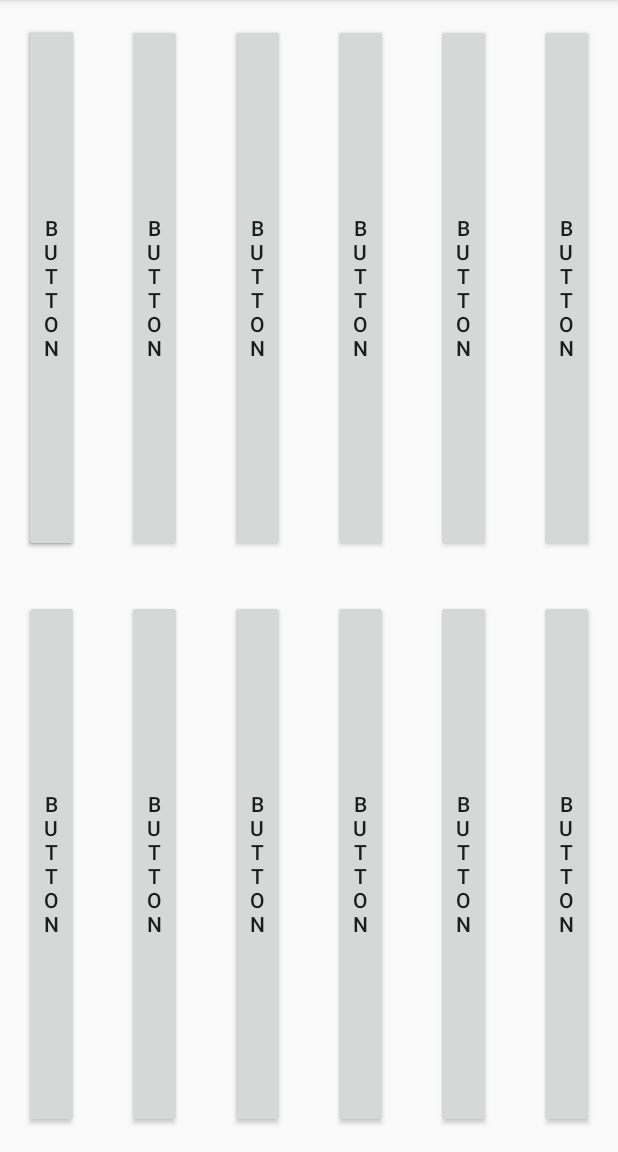
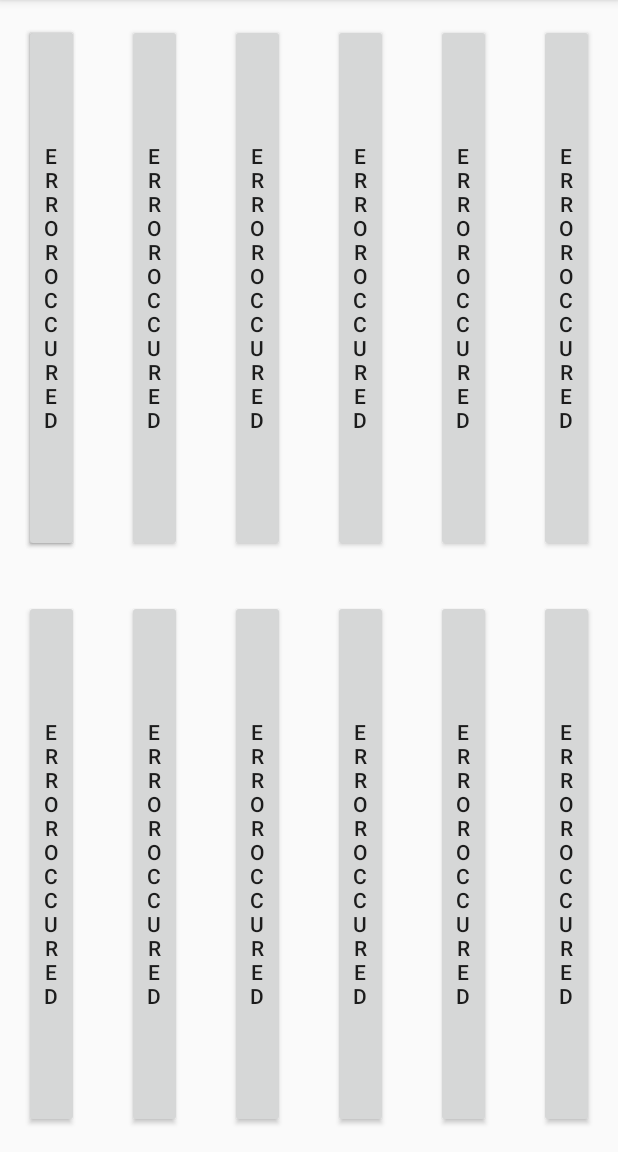
Before and after one commit to Cultiststeve/Blood-Bowl-Playing-Aid, an Android app: the screen it shows after launch (Ingame_Activity), on a phone screen of 412 x 824 dp, the part 84-1236 px from its top. Run offline under Robolectric (Android 15) with nearby library versions, the phone set to English and light mode, and no system bars.

Commit message:
Creates all fragments, filled programaticaly
Issue with params atm

```diff
--- a/app/src/main/java/com/example/bloodbowlplayingaid/Ingame_Activity.java
+++ b/app/src/main/java/com/example/bloodbowlplayingaid/Ingame_Activity.java
@@ -7,13 +7,13 @@ import android.support.v7.app.AppCompatActivity;
 import android.os.Bundle;
 import android.view.View;
 
-import java.lang.reflect.Array;
 import java.util.ArrayList;
 
 public class Ingame_Activity extends AppCompatActivity
     implements PlayerCardFragment.OnFragmentInteractionListener{
 
-    ArrayList<View> player_cards = new ArrayList<>();
+    ArrayList<View> player_card_views = new ArrayList<>(12);
+    ArrayList<Fragment> player_card_fragments = new ArrayList<>(12);
 
 
     @Override
@@ -22,16 +22,19 @@ public class Ingame_Activity extends AppCompatActivity
         setContentView(R.layout.activity_main);
 
         // Set buttons to player names
-        player_cards.set(0, findViewById(R.id.player_1_card));
-        player_cards.set(1, findViewById(R.id.player_2_card));
+        player_card_views.add(0, findViewById(R.id.player_1_card));
+        player_card_views.add(1, findViewById(R.id.player_2_card));
+        player_card_views.add(2, findViewById(R.id.player_3_card));
+        player_card_views.add(3, findViewById(R.id.player_4_card));
 
-        for(int  i=0; i<=player_cards.size(); i++){
-            Fragment new_fragment = new PlayerCardFragment();
+        // Recreate each fragment with its info about what position its in
+        for(int i = 0; i< player_card_views.size(); i++){
+            Fragment new_fragment = PlayerCardFragment.newInstance(i, "test");
             FragmentTransaction transaction = getSupportFragmentManager().beginTransaction();
             transaction.replace(R.id.player_1_card, new_fragment);
             transaction.addToBackStack(null);
             transaction.commit();
-            player_cards.set(i, findViewById(R.id.player_1_card));
+            player_card_fragments.add(i, new_fragment);
         }
     }
 
--- a/app/src/main/java/com/example/bloodbowlplayingaid/PlayerCardFragment.java
+++ b/app/src/main/java/com/example/bloodbowlplayingaid/PlayerCardFragment.java
@@ -4,9 +4,11 @@ import android.content.Context;
 import android.net.Uri;
 import android.os.Bundle;
 import android.support.v4.app.Fragment;
+import android.util.Log;
 import android.view.LayoutInflater;
 import android.view.View;
 import android.view.ViewGroup;
+import android.widget.Button;
 
 
 /**
@@ -20,11 +22,14 @@ import android.view.ViewGroup;
 public class PlayerCardFragment extends Fragment {
     // TODO: Rename parameter arguments, choose names that match
     // the fragment initialization parameters, e.g. ARG_ITEM_NUMBER
-    private static final String ARG_PARAM1 = "param1";
+    private static final String TAG = "BBH_PlayerCardFragment";
+    private static final String ARG_PARAM1 = "Button Number";
     private static final String ARG_PARAM2 = "param2";
 
+    private Button card_button;
+
     // TODO: Rename and change types of parameters
-    private String mParam1;
+    private Integer card_number;
     private String mParam2;
 
     private OnFragmentInteractionListener mListener;
@@ -37,15 +42,17 @@ public class PlayerCardFragment extends Fragment {
      * Use this factory method to create a new instance of
      * this fragment using the provided parameters.
      *
-     * @param param1 Parameter 1.
+     * @param card_number Parameter 1.
      * @param param2 Parameter 2.
      * @return A new instance of fragment PlayerCardFragment.
      */
     // TODO: Rename and change types and number of parameters
-    public static PlayerCardFragment newInstance(String param1, String param2) {
+    public static PlayerCardFragment newInstance(Integer card_number, String param2) {
+        Log.d(TAG, "newInstance() called with: card_number = [" + card_number + "], param2 = [" + param2 + "]");
+
         PlayerCardFragment fragment = new PlayerCardFragment();
         Bundle args = new Bundle();
-        args.putString(ARG_PARAM1, param1);
+        args.putInt(ARG_PARAM1, card_number);
         args.putString(ARG_PARAM2, param2);
         fragment.setArguments(args);
         return fragment;
@@ -53,24 +60,48 @@ public class PlayerCardFragment extends Fragment {
 
     @Override
     public void onCreate(Bundle savedInstanceState) {
+        Log.d(TAG, "onCreate() called with: savedInstanceState = [" + savedInstanceState + "]");
         super.onCreate(savedInstanceState);
         if (getArguments() != null) {
-            mParam1 = getArguments().getString(ARG_PARAM1);
+            card_number = getArguments().getInt(ARG_PARAM1);
             mParam2 = getArguments().getString(ARG_PARAM2);
         }
+
     }
 
     @Override
     public View onCreateView(LayoutInflater inflater, ViewGroup container,
                              Bundle savedInstanceState) {
+        Log.d(TAG, "onCreateView() called with: inflater = [" + inflater + "], container = [" + container + "], savedInstanceState = [" + savedInstanceState + "]");
         // Inflate the layout for this fragment
-        return inflater.inflate(R.layout.player_card_fragment, container, false);
+        View rootView = inflater.inflate(R.layout.player_card_fragment, container, false);
+
+        card_button = rootView.findViewById(R.id.card_button); // Get button, store in fragment variable
+
+
+
+        return rootView;
     }
 
-    // TODO: Rename method, update argument and hook method into UI event
-    public void onButtonPressed(Uri uri) {
-        if (mListener != null) {
-            mListener.onFragmentInteraction(uri);
+    @Override
+    public void onStart() {
+        Log.d(TAG, "onStart() called");
+        super.onStart();
+
+        card_button.setOnClickListener(new View.OnClickListener() { // Set button behaviour
+            @Override
+            public void onClick(View v) {
+                //TODO set button behaviour
+                card_button.setText("pressed");
+            }
+        });
+
+        if (card_number != null){
+            Log.d(TAG, "OnStart: Setting button text to " + card_number.toString());
+            card_button.setText(card_number.toString());
+        } else{
+            Log.d(TAG, "onStart: No card number");
+            card_button.setText("Error occured");
         }
     }
 
--- a/app/src/main/res/layout/player_card_fragment.xml
+++ b/app/src/main/res/layout/player_card_fragment.xml
@@ -10,7 +10,7 @@
     <!-- TODO: Update blank fragment layout -->
 
     <Button
-        android:id="@+id/button"
+        android:id="@+id/card_button"
         android:layout_width="0dp"
         android:layout_height="0dp"
         android:layout_marginStart="8dp"
```
